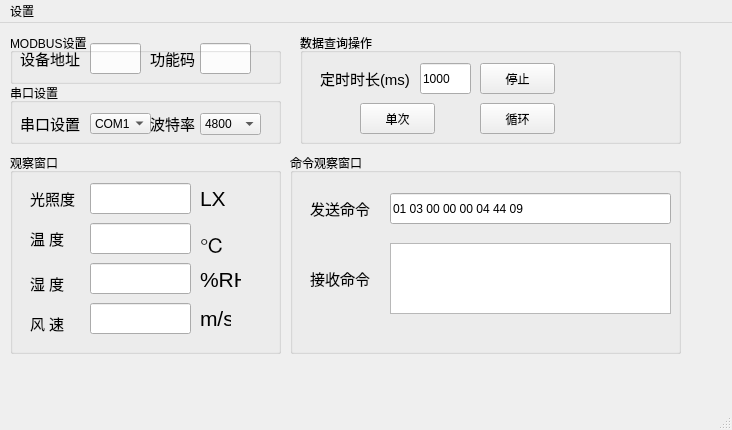
First picture: the form in 关于光照温湿度传感器工具软件/光照度温度及湿度传感器工具软件.ui, repository GeHaha/Project, before the edit.
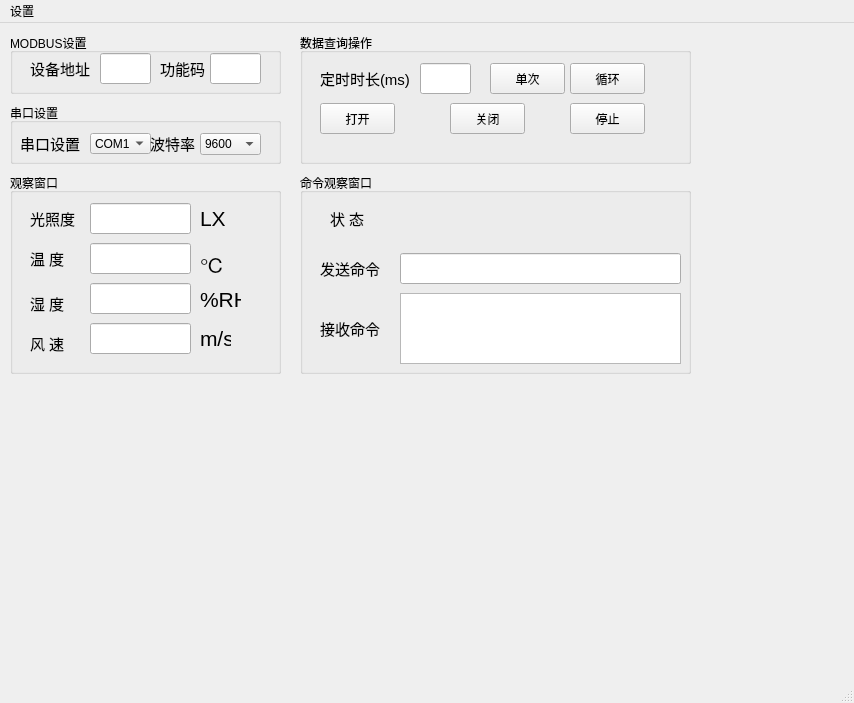
Second picture: the form after the edit.

Patch:
```diff
--- a/关于光照温湿度传感器工具软件/光照度温度及湿度传感器工具软件.ui
+++ b/关于光照温湿度传感器工具软件/光照度温度及湿度传感器工具软件.ui
@@ -6,91 +6,78 @@
    <rect>
     <x>0</x>
     <y>0</y>
-    <width>732</width>
-    <height>430</height>
+    <width>854</width>
+    <height>703</height>
    </rect>
   </property>
   <property name="windowTitle">
    <string>MainWindow</string>
   </property>
   <widget class="QWidget" name="centralwidget">
-   <widget class="QLabel" name="label">
-    <property name="geometry">
-     <rect>
-      <x>20</x>
-      <y>20</y>
-      <width>71</width>
-      <height>31</height>
-     </rect>
-    </property>
-    <property name="text">
-     <string>&lt;html&gt;&lt;head/&gt;&lt;body&gt;&lt;p&gt;&lt;span style=&quot; font-size:11pt;&quot;&gt;设备地址&lt;/span&gt;&lt;/p&gt;&lt;/body&gt;&lt;/html&gt;</string>
-    </property>
-   </widget>
-   <widget class="QLineEdit" name="lineEdit">
-    <property name="geometry">
-     <rect>
-      <x>90</x>
-      <y>20</y>
-      <width>51</width>
-      <height>31</height>
-     </rect>
-    </property>
-   </widget>
-   <widget class="QLabel" name="label_2">
-    <property name="geometry">
-     <rect>
-      <x>140</x>
-      <y>20</y>
-      <width>41</width>
-      <height>16</height>
-     </rect>
-    </property>
-    <property name="text">
-     <string> </string>
-    </property>
-   </widget>
-   <widget class="QLabel" name="label_3">
-    <property name="geometry">
-     <rect>
-      <x>150</x>
-      <y>20</y>
-      <width>51</width>
-      <height>31</height>
-     </rect>
-    </property>
-    <property name="text">
-     <string>&lt;html&gt;&lt;head/&gt;&lt;body&gt;&lt;p&gt;&lt;span style=&quot; font-size:11pt;&quot;&gt;功能码&lt;/span&gt;&lt;/p&gt;&lt;/body&gt;&lt;/html&gt;</string>
-    </property>
-   </widget>
-   <widget class="QLineEdit" name="lineEdit_2">
-    <property name="geometry">
-     <rect>
-      <x>200</x>
-      <y>20</y>
-      <width>51</width>
-      <height>31</height>
-     </rect>
-    </property>
-   </widget>
-   <widget class="QGroupBox" name="groupBox">
+   <widget class="QGroupBox" name="Modbus_groupBox">
     <property name="geometry">
      <rect>
       <x>10</x>
       <y>10</y>
       <width>271</width>
-      <height>51</height>
+      <height>61</height>
      </rect>
     </property>
     <property name="title">
      <string>MODBUS设置</string>
     </property>
+    <widget class="QLabel" name="Device_label">
+     <property name="geometry">
+      <rect>
+       <x>20</x>
+       <y>20</y>
+       <width>71</width>
+       <height>31</height>
+      </rect>
+     </property>
+     <property name="text">
+      <string>&lt;html&gt;&lt;head/&gt;&lt;body&gt;&lt;p&gt;&lt;span style=&quot; font-size:11pt;&quot;&gt;设备地址&lt;/span&gt;&lt;/p&gt;&lt;/body&gt;&lt;/html&gt;</string>
+     </property>
+    </widget>
+    <widget class="QLabel" name="Function_label">
+     <property name="geometry">
+      <rect>
+       <x>150</x>
+       <y>20</y>
+       <width>51</width>
+       <height>31</height>
+      </rect>
+     </property>
+     <property name="text">
+      <string>&lt;html&gt;&lt;head/&gt;&lt;body&gt;&lt;p&gt;&lt;span style=&quot; font-size:11pt;&quot;&gt;功能码&lt;/span&gt;&lt;/p&gt;&lt;/body&gt;&lt;/html&gt;</string>
+     </property>
+    </widget>
+    <widget class="QLineEdit" name="Functiom_lineEdit">
+     <property name="geometry">
+      <rect>
+       <x>200</x>
+       <y>20</y>
+       <width>51</width>
+       <height>31</height>
+      </rect>
+     </property>
+    </widget>
+    <widget class="QLineEdit" name="Device_lineEdit">
+     <property name="geometry">
+      <rect>
+       <x>90</x>
+       <y>20</y>
+       <width>51</width>
+       <height>31</height>
+      </rect>
+     </property>
+    </widget>
    </widget>
    <widget class="QGroupBox" name="groupBox_2">
     <property name="geometry">
      <rect>
       <x>10</x>
-      <y>60</y>
+      <y>80</y>
       <width>271</width>
       <height>61</height>
      </rect>
@@ -165,11 +152,6 @@
        <height>22</height>
       </rect>
      </property>
-     <item>
-      <property name="text">
-       <string>4800</string>
-      </property>
-     </item>
      <item>
       <property name="text">
        <string>9600</string>
@@ -205,8 +187,8 @@
      <rect>
       <x>300</x>
       <y>10</y>
-      <width>381</width>
-      <height>111</height>
+      <width>391</width>
+      <height>131</height>
      </rect>
     </property>
     <property name="title">
@@ -225,7 +207,7 @@
       <string>&lt;html&gt;&lt;head/&gt;&lt;body&gt;&lt;p&gt;&lt;span style=&quot; font-size:18pt;&quot;&gt;1000&lt;/span&gt;&lt;/p&gt;&lt;/body&gt;&lt;/html&gt;</string>
      </property>
      <property name="text">
-      <string>1000</string>
+      <string/>
      </property>
     </widget>
     <widget class="QLabel" name="label_14">
@@ -244,8 +226,8 @@
     <widget class="QPushButton" name="pushButton_3">
      <property name="geometry">
       <rect>
-       <x>180</x>
-       <y>70</y>
+       <x>270</x>
+       <y>30</y>
        <width>75</width>
        <height>31</height>
       </rect>
@@ -257,8 +239,8 @@
     <widget class="QPushButton" name="pushButton_2">
      <property name="geometry">
       <rect>
-       <x>60</x>
-       <y>70</y>
+       <x>190</x>
+       <y>30</y>
        <width>75</width>
        <height>31</height>
       </rect>
@@ -270,8 +252,8 @@
     <widget class="QPushButton" name="pushButton">
      <property name="geometry">
       <rect>
-       <x>180</x>
-       <y>30</y>
+       <x>270</x>
+       <y>70</y>
        <width>75</width>
        <height>31</height>
       </rect>
@@ -283,12 +265,38 @@
       <string>停止</string>
      </property>
     </widget>
+    <widget class="QPushButton" name="Close_pushButton">
+     <property name="geometry">
+      <rect>
+       <x>150</x>
+       <y>70</y>
+       <width>75</width>
+       <height>31</height>
+      </rect>
+     </property>
+     <property name="text">
+      <string>关闭</string>
+     </property>
+    </widget>
+    <widget class="QPushButton" name="Open_pushButton">
+     <property name="geometry">
+      <rect>
+       <x>20</x>
+       <y>70</y>
+       <width>75</width>
+       <height>31</height>
+      </rect>
+     </property>
+     <property name="text">
+      <string>打开</string>
+     </property>
+    </widget>
    </widget>
    <widget class="QGroupBox" name="groupBox_5">
     <property name="geometry">
      <rect>
-      <x>290</x>
-      <y>130</y>
+      <x>300</x>
+      <y>150</y>
       <width>391</width>
       <height>201</height>
      </rect>
@@ -300,20 +308,20 @@
      <property name="geometry">
       <rect>
        <x>100</x>
-       <y>40</y>
+       <y>80</y>
        <width>281</width>
        <height>31</height>
       </rect>
      </property>
      <property name="text">
-      <string>01 03 00 00 00 04 44 09 </string>
+      <string/>
      </property>
     </widget>
     <widget class="QLabel" name="label_16">
      <property name="geometry">
       <rect>
        <x>20</x>
-       <y>110</y>
+       <y>140</y>
        <width>61</width>
        <height>31</height>
       </rect>
@@ -322,35 +330,61 @@
       <string>&lt;html&gt;&lt;head/&gt;&lt;body&gt;&lt;p&gt;&lt;span style=&quot; font-size:11pt;&quot;&gt;接收命令&lt;/span&gt;&lt;/p&gt;&lt;/body&gt;&lt;/html&gt;</string>
      </property>
     </widget>
-    <widget class="QLabel" name="label_15">
-     <property name="geometry">
-      <rect>
-       <x>20</x>
-       <y>40</y>
-       <width>61</width>
-       <height>31</height>
-      </rect>
-     </property>
-     <property name="text">
-      <string>&lt;html&gt;&lt;head/&gt;&lt;body&gt;&lt;p&gt;&lt;span style=&quot; font-size:11pt;&quot;&gt;发送命令&lt;/span&gt;&lt;/p&gt;&lt;/body&gt;&lt;/html&gt;</string>
-     </property>
-    </widget>
-    <widget class="QPlainTextEdit" name="plainTextEdit">
+    <widget class="QPlainTextEdit" name="Recieve_plainTextEdit">
      <property name="geometry">
       <rect>
        <x>100</x>
-       <y>90</y>
+       <y>120</y>
        <width>281</width>
        <height>71</height>
       </rect>
      </property>
     </widget>
+    <widget class="QLabel" name="Send_label">
+     <property name="geometry">
+      <rect>
+       <x>20</x>
+       <y>80</y>
+       <width>61</width>
+       <height>31</height>
+      </rect>
+     </property>
+     <property name="text">
+      <string>&lt;html&gt;&lt;head/&gt;&lt;body&gt;&lt;p&gt;&lt;span style=&quot; font-size:11pt;&quot;&gt;发送命令&lt;/span&gt;&lt;/p&gt;&lt;/body&gt;&lt;/html&gt;</string>
+     </property>
+    </widget>
+    <widget class="QLabel" name="State_label">
+     <property name="geometry">
+      <rect>
+       <x>30</x>
+       <y>30</y>
+       <width>51</width>
+       <height>31</height>
+      </rect>
+     </property>
+     <property name="text">
+      <string>&lt;html&gt;&lt;head/&gt;&lt;body&gt;&lt;p&gt;&lt;span style=&quot; font-size:11pt;&quot;&gt;状  态&lt;/span&gt;&lt;/p&gt;&lt;/body&gt;&lt;/html&gt;</string>
+     </property>
+    </widget>
+    <widget class="QLabel" name="Show_label">
+     <property name="geometry">
+      <rect>
+       <x>100</x>
+       <y>30</y>
+       <width>271</width>
+       <height>41</height>
+      </rect>
+     </property>
+     <property name="text">
+      <string/>
+     </property>
+    </widget>
    </widget>
    <widget class="QGroupBox" name="groupBox_3">
     <property name="geometry">
      <rect>
       <x>10</x>
-      <y>130</y>
+      <y>150</y>
       <width>271</width>
       <height>201</height>
      </rect>
@@ -380,6 +414,12 @@
        <height>31</height>
       </rect>
      </property>
+     <property name="toolTip">
+      <string>&lt;html&gt;&lt;head/&gt;&lt;body&gt;&lt;p align=&quot;center&quot;&gt;&lt;br/&gt;&lt;/p&gt;&lt;/body&gt;&lt;/html&gt;</string>
+     </property>
+     <property name="text">
+      <string/>
+     </property>
     </widget>
     <widget class="QLineEdit" name="lineEdit_6">
      <property name="geometry">
@@ -475,6 +515,12 @@
        <height>31</height>
       </rect>
      </property>
+     <property name="toolTip">
+      <string>&lt;html&gt;&lt;head/&gt;&lt;body&gt;&lt;p align=&quot;center&quot;&gt;&lt;span style=&quot; font-size:16pt; font-weight:600;&quot;&gt;0.00&lt;/span&gt;&lt;/p&gt;&lt;/body&gt;&lt;/html&gt;</string>
+     </property>
+     <property name="text">
+      <string/>
+     </property>
     </widget>
     <widget class="QLabel" name="label_7">
      <property name="geometry">
@@ -509,7 +555,7 @@
     <rect>
      <x>0</x>
      <y>0</y>
-     <width>732</width>
+     <width>854</width>
      <height>23</height>
     </rect>
    </property>
```
Left out of the diff: 54 changed lines with no effect on the pictures.
